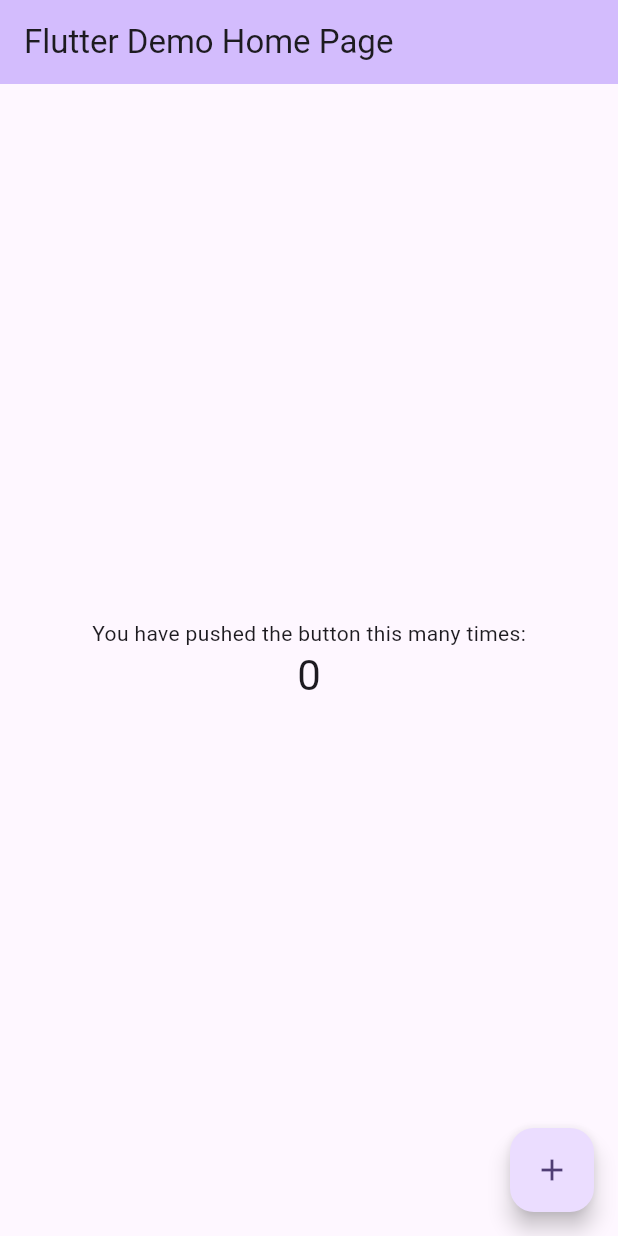
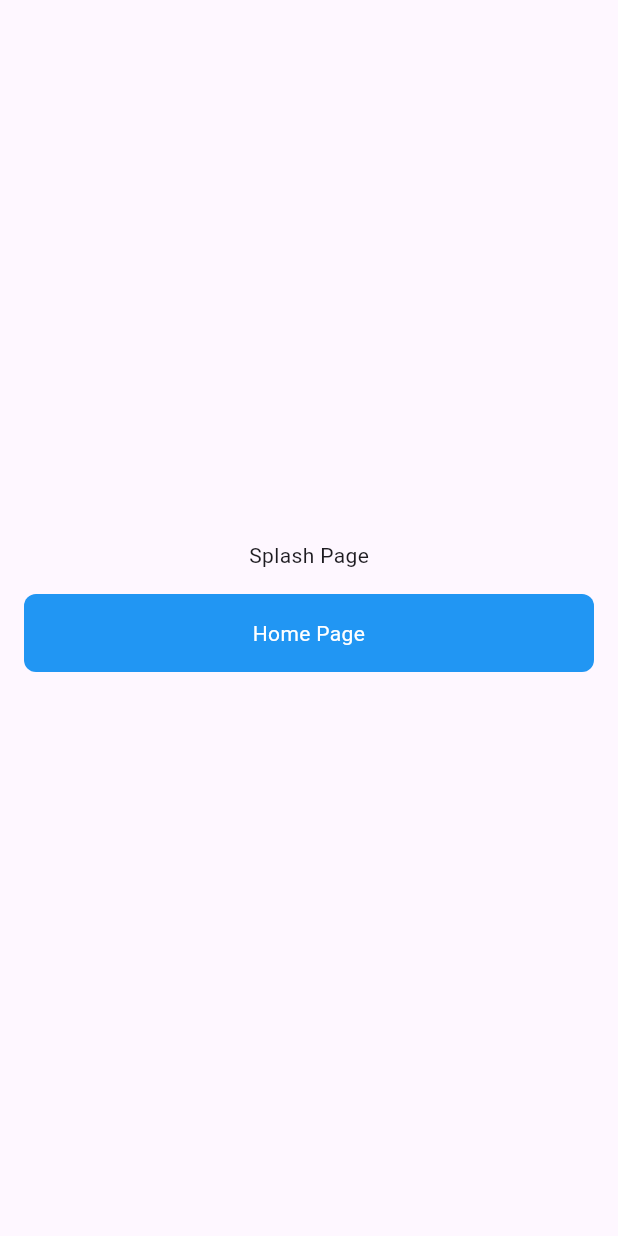
Before and after one commit to augustoport/personal_project, a Flutter app: the screen it shows after launch, on a phone screen of 412 x 824 dp. Run offline on Flutter 3.47's test engine with Material 3 defaults, Android fonts, the phone set to English and light mode, and no system bars.

```diff
--- /dev/null
+++ b/lib/home/controller/home_controller.dart
@@ -0,0 +1,3 @@
+import 'package:flutter/material.dart';
+
+class HomeController extends ChangeNotifier {}
--- a/lib/main.dart
+++ b/lib/main.dart
@@ -1,4 +1,5 @@
 import 'package:flutter/material.dart';
+import 'package:personal_project/splash/splash_page.dart';
 
 void main() {
   runApp(const MyApp());
@@ -30,93 +31,7 @@ class MyApp extends StatelessWidget {
         // tested with just a hot reload.
         colorScheme: ColorScheme.fromSeed(seedColor: Colors.deepPurple),
       ),
-      home: const MyHomePage(title: 'Flutter Demo Home Page'),
+      home: const SplashPage(),
     );
   }
 }
-
-class MyHomePage extends StatefulWidget {
-  const MyHomePage({super.key, required this.title});
-
-  // This widget is the home page of your application. It is stateful, meaning
-  // that it has a State object (defined below) that contains fields that affect
-  // how it looks.
-
-  // This class is the configuration for the state. It holds the values (in this
-  // case the title) provided by the parent (in this case the App widget) and
-  // used by the build method of the State. Fields in a Widget subclass are
-  // always marked "final".
-
-  final String title;
-
-  @override
-  State<MyHomePage> createState() => _MyHomePageState();
-}
-
-class _MyHomePageState extends State<MyHomePage> {
-  int _counter = 0;
-
-  void _incrementCounter() {
-    setState(() {
-      // This call to setState tells the Flutter framework that something has
-      // changed in this State, which causes it to rerun the build method below
-      // so that the display can reflect the updated values. If we changed
-      // _counter without calling setState(), then the build method would not be
-      // called again, and so nothing would appear to happen.
-      _counter++;
-    });
-  }
-
-  @override
-  Widget build(BuildContext context) {
-    // This method is rerun every time setState is called, for instance as done
-    // by the _incrementCounter method above.
-    //
-    // The Flutter framework has been optimized to make rerunning build methods
-    // fast, so that you can just rebuild anything that needs updating rather
-    // than having to individually change instances of widgets.
-    return Scaffold(
-      appBar: AppBar(
-        // TRY THIS: Try changing the color here to a specific color (to
-        // Colors.amber, perhaps?) and trigger a hot reload to see the AppBar
-        // change color while the other colors stay the same.
-        backgroundColor: Theme.of(context).colorScheme.inversePrimary,
-        // Here we take the value from the MyHomePage object that was created by
-        // the App.build method, and use it to set our appbar title.
-        title: Text(widget.title),
-      ),
-      body: Center(
-        // Center is a layout widget. It takes a single child and positions it
-        // in the middle of the parent.
-        child: Column(
-          // Column is also a layout widget. It takes a list of children and
-          // arranges them vertically. By default, it sizes itself to fit its
-          // children horizontally, and tries to be as tall as its parent.
-          //
-          // Column has various properties to control how it sizes itself and
-          // how it positions its children. Here we use mainAxisAlignment to
-          // center the children vertically; the main axis here is the vertical
-          // axis because Columns are vertical (the cross axis would be
-          // horizontal).
-          //
-          // TRY THIS: Invoke "debug painting" (choose the "Toggle Debug Paint"
-          // action in the IDE, or press "p" in the console), to see the
-          // wireframe for each widget.
-          mainAxisAlignment: MainAxisAlignment.center,
-          children: <Widget>[
-            const Text('You have pushed the button this many times:'),
-            Text(
-              '$_counter',
-              style: Theme.of(context).textTheme.headlineMedium,
-            ),
-          ],
-        ),
-      ),
-      floatingActionButton: FloatingActionButton(
-        onPressed: _incrementCounter,
-        tooltip: 'Increment',
-        child: const Icon(Icons.add),
-      ), // This trailing comma makes auto-formatting nicer for build methods.
-    );
-  }
-}
--- /dev/null
+++ b/lib/splash/controller/splash_controller.dart
@@ -0,0 +1,5 @@
+import 'package:flutter/material.dart';
+
+class SplashController extends ChangeNotifier{
+
+}
--- /dev/null
+++ b/lib/splash/splash_page.dart
@@ -0,0 +1,34 @@
+import 'package:flutter/material.dart';
+
+import '../home/home_page.dart';
+
+class SplashPage extends StatelessWidget {
+  const SplashPage({super.key});
+
+  @override
+  Widget build(BuildContext context) {
+      return Scaffold(
+        body: Column(
+          mainAxisAlignment: MainAxisAlignment.center,
+          children: [
+            Text('Splash Page'),
+            InkWell(
+              onTap: (){
+                Navigator.push(context, MaterialPageRoute(builder: (context) => const HomePage()));
+              },
+              child: Container(
+                padding: EdgeInsets.all(16),
+                margin: EdgeInsets.all(16),
+                width: double.infinity,
+                decoration: BoxDecoration(
+                  color: Colors.blue,
+                  borderRadius: BorderRadius.circular(8),
+                ),
+                child: Text('Home Page', textAlign: TextAlign.center, style: TextStyle(color: Colors.white),),
+              ),
+            ),
+          ],
+        ),
+      );
+    }
+}
```
Also changed, not shown: lib/home/home_page.dart (added, +49 -0 lines), pubspec.yaml (+6 -31 lines), assets/img/home_bg.jpg (added).
